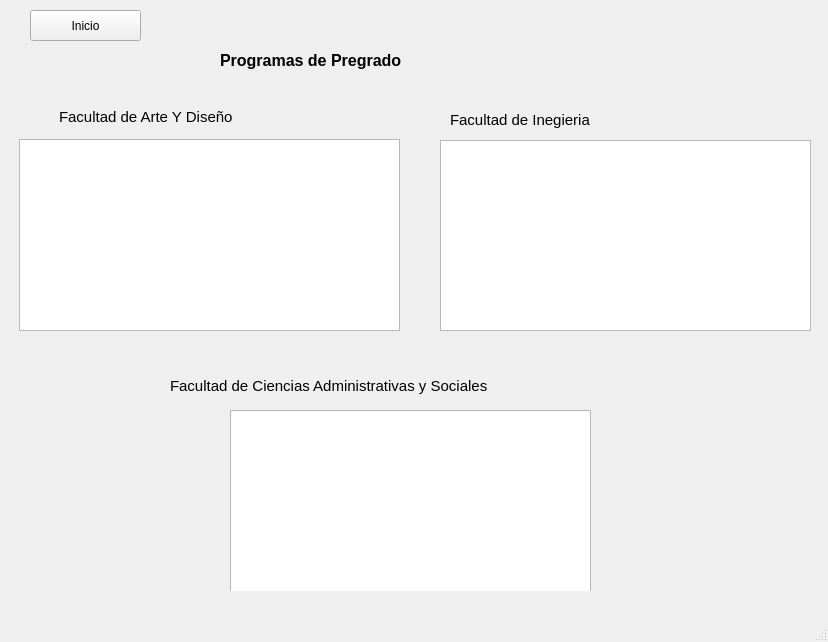
Elisacv8/proyecto_Sistem, file carreraswindow.ui: the form before one commit.
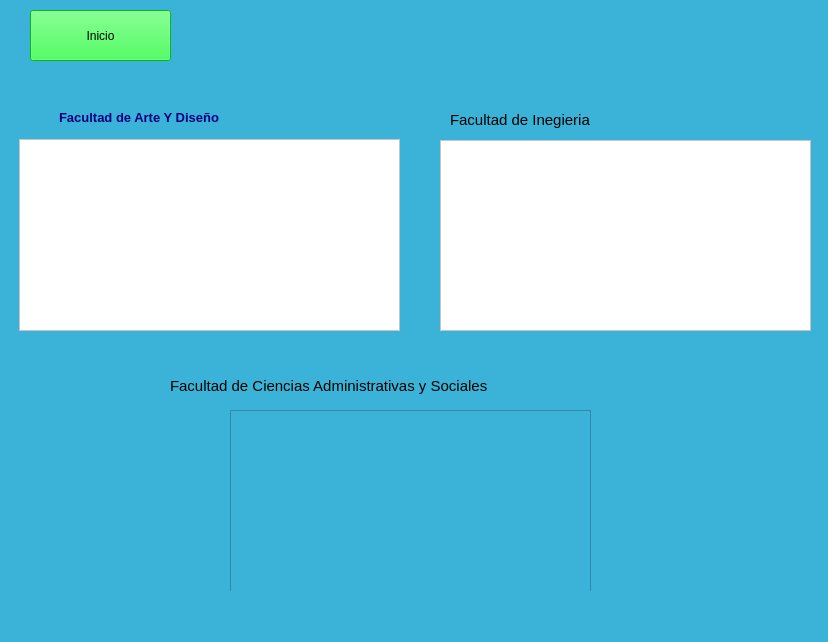
The form after the commit. Icons and pictures are not drawn.

Diff of the .ui file:
```diff
--- a/carreraswindow.ui
+++ b/carreraswindow.ui
@@ -19,12 +19,15 @@
   <property name="windowTitle">
    <string>MainWindow</string>
   </property>
+  <property name="styleSheet">
+   <string notr="true">background-color: rgb(59, 179, 216);</string>
+  </property>
   <widget class="QWidget" name="centralwidget">
    <widget class="QLabel" name="labelProgramasPregrado">
     <property name="geometry">
      <rect>
-      <x>220</x>
-      <y>40</y>
+      <x>230</x>
+      <y>30</y>
       <width>191</width>
       <height>41</height>
      </rect>
@@ -68,10 +71,13 @@
       <rect>
        <x>20</x>
        <y>10</y>
-       <width>111</width>
-       <height>31</height>
+       <width>141</width>
+       <height>51</height>
       </rect>
      </property>
+     <property name="styleSheet">
+      <string notr="true">background-color: rgb(14, 255, 42);</string>
+     </property>
      <property name="text">
       <string>Inicio</string>
      </property>
@@ -116,9 +122,16 @@
      </property>
      <property name="font">
       <font>
-       <pointsize>11</pointsize>
+       <family>Segoe UI</family>
+       <pointsize>10</pointsize>
+       <italic>false</italic>
+       <bold>true</bold>
       </font>
      </property>
+     <property name="styleSheet">
+      <string notr="true">font: 700 10pt &quot;Segoe UI&quot;;
+color: rgb(0, 0, 127);</string>
+     </property>
      <property name="text">
       <string>Facultad de Arte Y Diseño</string>
      </property>
@@ -132,6 +145,9 @@
        <height>192</height>
       </rect>
      </property>
+     <property name="styleSheet">
+      <string notr="true">background-color: rgb(255, 255, 255);</string>
+     </property>
     </widget>
    </widget>
    <widget class="QWidget" name="QWFacultadIngenieria" native="true">
@@ -152,6 +168,9 @@
        <height>191</height>
       </rect>
      </property>
+     <property name="styleSheet">
+      <string notr="true">background-color: rgb(255, 255, 255);</string>
+     </property>
     </widget>
     <widget class="QLabel" name="labelFacultad2_2">
      <property name="geometry">
@@ -222,7 +241,7 @@
      <x>0</x>
      <y>0</y>
      <width>828</width>
-     <height>21</height>
+     <height>25</height>
     </rect>
    </property>
   </widget>
```
